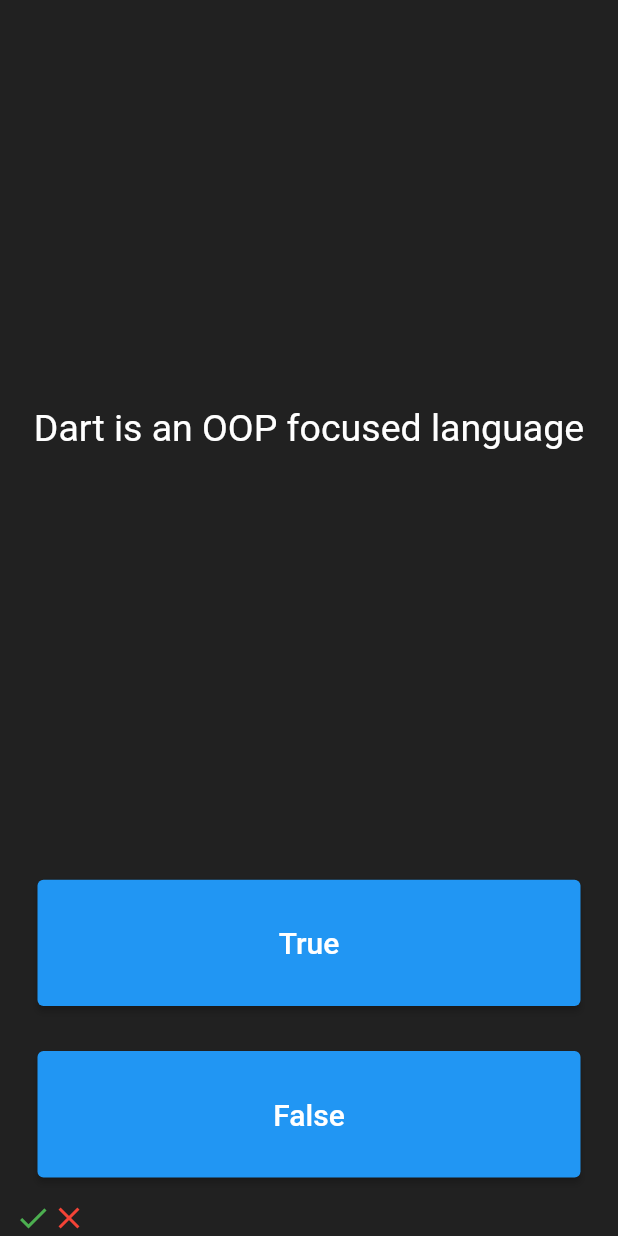
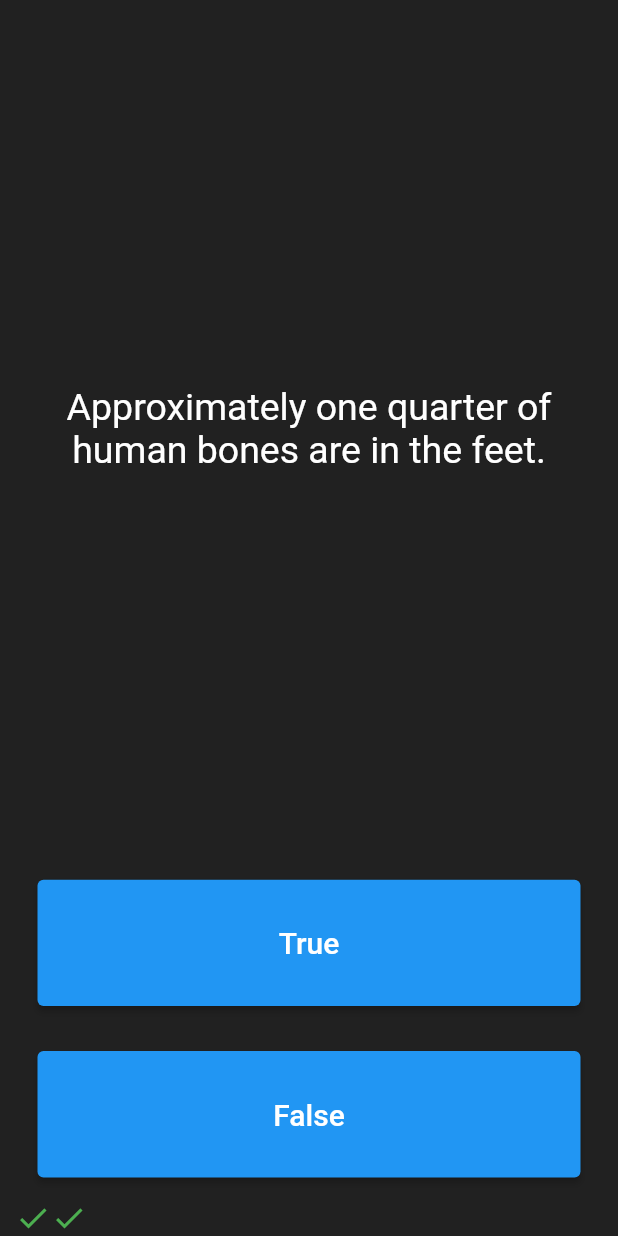
Before and after one commit to PascalJK/quizzler, a Flutter app: the screen it shows after launch, after a tap on "True", after a tap on "False", on a phone screen of 412 x 824 dp. Run offline on Flutter 3.47's test engine with Material 2 defaults, Android fonts, the phone set to English and light mode, and no system bars.

Commit message:
- added "quiz_brain" class [Abstraction]

```diff
--- a/lib/main.dart
+++ b/lib/main.dart
@@ -1,5 +1,8 @@
 import 'package:flutter/material.dart';
 import 'package:quizzler/question.dart';
+import 'package:quizzler/quiz_brain.dart';
+
+QuizBrain _quizBrain = QuizBrain();
 
 void main() => runApp(const Quizzler());
 
@@ -30,18 +33,8 @@ class QuizPage extends StatefulWidget {
 }
 
 class _QuizPageState extends State<QuizPage> {
+  List<Question> questions = _quizBrain.questions;
   List<Icon> scoreKeeper = [];
-
-  List<Question> questions = [
-    Question("Who let the dogs out.", true),
-    Question("Dart is similar to C#", true),
-    Question("Dart is an OOP focused language", true),
-    Question("Xamarin is better than Flutter", false),
-    Question("Dart Maps are dynamic by default", true),
-    Question("Bolo is a china-men", true),
-    Question("Solo is a china-man", false),
-    Question("Dolo is a china-wo-man", false),
-  ];
 
   int questionNumber = 0;
 
--- /dev/null
+++ b/lib/quiz_brain.dart
@@ -0,0 +1,31 @@
+import 'question.dart';
+
+class QuizBrain {
+  List<Question> questions = [
+    Question("Some cats are actually allergic to humans", true),
+    Question("You can lead a cow down stairs but not up stairs.", false),
+    Question("Approximately one quarter of human bones are in the feet.", true),
+    Question("A slug's blood is green.", true),
+    Question("Buzz Aldrin's mother's maiden name was 'Moon'.", true),
+    Question("It is illegal to pee in the Ocean in Portugal.", true),
+    Question(
+        "No piece of square dry paper can be folded in half more than 7 times.",
+        false),
+    Question(
+        "In London, UK, if you happen to die in the House of Parliament, you are technically entitled to a state funeral, because the building is considered too sacred a place.",
+        true),
+    Question(
+        "The loudest sound produced by any animal is 188 decibels. That animal is the African Elephant.",
+        false),
+    Question(
+        "The total surface area of two human lungs is approximately 70 square metres.",
+        true),
+    Question("Google was originally called 'Backrub'.", true),
+    Question(
+        "Chocolate affects a dog's heart and nervous system; a few ounces are enough to kill a small dog.",
+        true),
+    Question(
+        "In West Virginia, USA, if you accidentally hit an animal with your car, you are free to take it home to eat.",
+        true),
+  ];
+}
```
